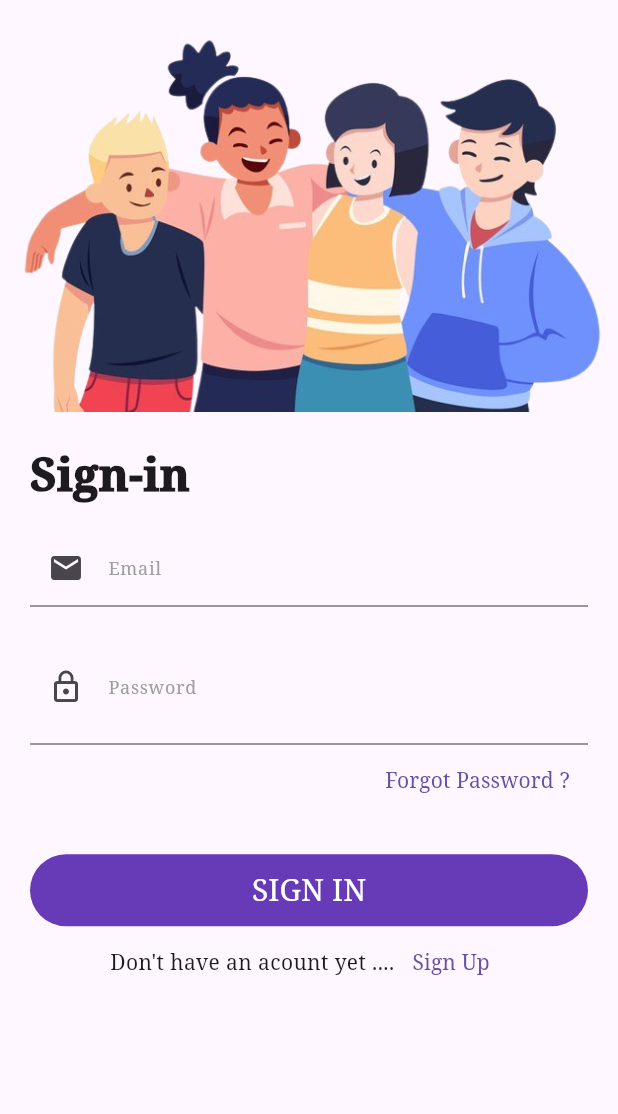
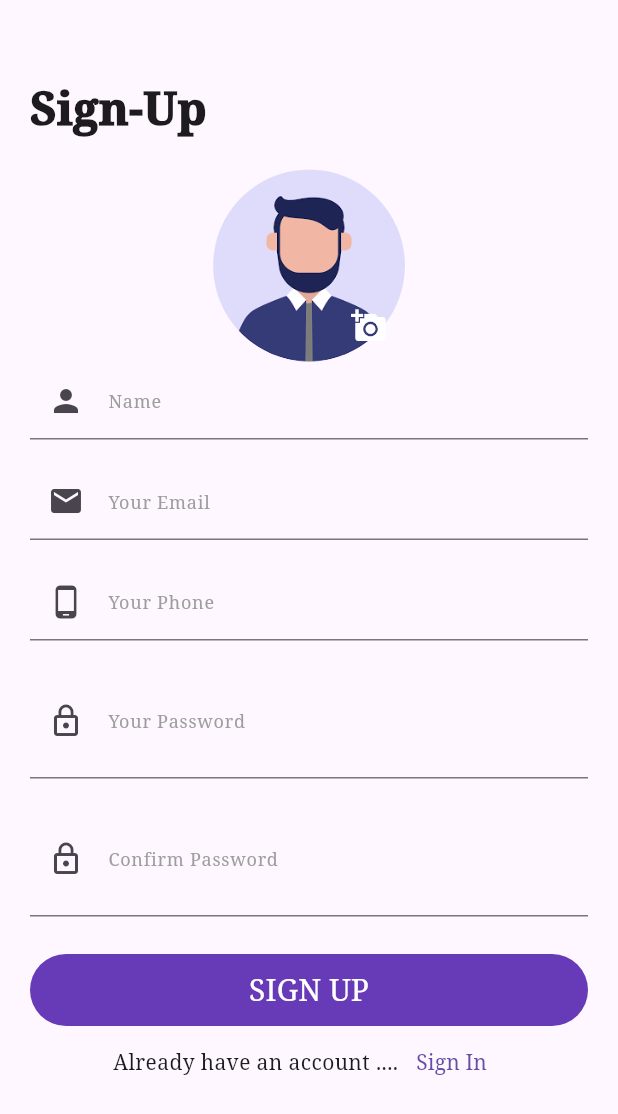
Before and after one commit to alaa2024Mandour/API_Testing_App, a Flutter app: the SignIn screen opened directly, after a tap on "Sign Up", on a phone screen of 412 x 824 dp. Shown: the top 1114 px of the screen. Run offline on Flutter 3.47's test engine with Material 3 defaults, Android fonts, the phone set to English and light mode, and no system bars; our stand-ins replace dio, flutter_bloc, image_picker, jwt_decoder, shared_preferences; accounts and stored records are empty.

Commit message:
complete signUp post logic

```diff
--- a/lib/core/API/end_points.dart
+++ b/lib/core/API/end_points.dart
@@ -1,6 +1,7 @@
 class EndPoints {
   static String basURL="https://food-api-omega.vercel.app/api/v1/",
-                logIn = "user/signin";
+                logIn = "user/signin",
+                signUp="user/signup";
 }
 
 
@@ -11,5 +12,11 @@ class ApiKeys {
                 password="password",
                 message="message",
                 token="token",
-                id="id";
+                id="id",
+                name="name",
+                phone="phone",
+                confirmPassword="confirmPassword",
+                location="location",
+                profilePic="profilePic";
+
 }
--- a/lib/cubit/cubit.dart
+++ b/lib/cubit/cubit.dart
@@ -2,28 +2,34 @@ import 'package:api_test/core/API/api_consumer.dart';
 import 'package:api_test/core/API/end_points.dart';
 import 'package:api_test/core/errors/Exceptions.dart';
 import 'package:api_test/models/logIn_model.dart';
+import 'package:api_test/models/signup_model.dart';
 import 'package:api_test/shared/cachHelper.dart';
-import 'package:bloc/bloc.dart';
-import 'package:flutter/cupertino.dart';
 import 'package:flutter/material.dart';
 import 'package:flutter_bloc/flutter_bloc.dart';
 import 'package:api_test/cubit/status.dart';
 import 'package:jwt_decoder/jwt_decoder.dart';
+import 'package:image_picker/image_picker.dart';
 
 
 class LoginCubit extends Cubit <LoginFormStatus> {
-  LoginCubit(this.API) : super(LoginInitialStatus());
-  final ApiConsumer API;
+  LoginCubit(this.api) : super(LoginInitialStatus());
+  final ApiConsumer api;
   static LoginCubit get(context) => BlocProvider.of(context);
 
-  //================ Controllers =================
+  //================ SignUp Controllers =================
+  var nameEmailController =TextEditingController();
+  var signUpEmailController =TextEditingController();
+  var signUpPassController =TextEditingController();
+  var signUpRePassController =TextEditingController();
+  var phoneEmailController =TextEditingController();
+
+  //================ SignIn Controllers =================
   var emailController =TextEditingController();
   var passController =TextEditingController();
-
   var formKey = GlobalKey<FormState>();
+  var signUpFormKey = GlobalKey<FormState>();
 
 //===========password login form ============
-
   IconData suffixIcon = Icons.visibility_off_outlined;
   bool isPassword = true;
 
@@ -33,11 +39,18 @@ class LoginCubit extends Cubit <LoginFormStatus> {
     emit(LoginChangePassStatus());
   }
 
+  //============== UploadImage Function ===============
+  XFile?  profilePicture ;
+   uploadImage(XFile image ) async{
+       profilePicture = image;
+       emit(SignUpGetProfileImage());
+   }
+  //=============== SignIn Logic ===============
   LogInModel? user;
   signIn() async{
     try {
       emit(LoginLoadingStatus());
-      final response = await API.post(
+      final response = await api.post(
           EndPoints.logIn,
           data: {
             ApiKeys.email:emailController.text,
@@ -51,8 +64,30 @@ class LoginCubit extends Cubit <LoginFormStatus> {
       emit(LoginSuccessStatus());
       print(response);
     } on ServerException catch (e) {
-      // TODO
       emit(LoginErrorStatus(e.errorModel.ErrorMessage));
     }
   }
+
+  signUp() async{
+    try {
+      emit(SignUpLoadingStatus());
+     final response = await api.post(
+          EndPoints.signUp,
+          isFormData: true,
+          data: {
+            ApiKeys.name : nameEmailController.text,
+            ApiKeys.email:signUpEmailController.text,
+            ApiKeys.phone:phoneEmailController.text,
+            ApiKeys.password:signUpPassController.text,
+            ApiKeys.confirmPassword:signUpRePassController.text,
+            ApiKeys.location:'{"name":"methalfa","address":"meet halfa","coordinates":[30.1572709,31.224779]}',
+          }
+      );
+     final signUpModel = SignUpModel.fromJson(response);
+      emit(SignUpSuccessStatus(successMessage: signUpModel.message));
+    } on ServerException catch (e) {
+      // TODO
+      emit(SignUpErrorStatus(e.errorModel.toString()));
+    }
+  }
 }
--- a/lib/cubit/status.dart
+++ b/lib/cubit/status.dart
@@ -14,3 +14,22 @@ class LoginErrorStatus extends LoginFormStatus {
 }
 
 class LoginChangePassStatus extends LoginFormStatus {}
+
+class SignUpGetProfileImage extends LoginFormStatus {}
+
+class SignUpInitialStatus extends LoginFormStatus {}
+
+class SignUpLoadingStatus extends LoginFormStatus {}
+
+class SignUpSuccessStatus extends LoginFormStatus {
+  final String successMessage ;
+
+  SignUpSuccessStatus({required this.successMessage});
+}
+
+class SignUpErrorStatus extends LoginFormStatus {
+  final String errorMessage ;
+
+  SignUpErrorStatus(this.errorMessage);
+
+}
--- /dev/null
+++ b/lib/models/signup_model.dart
@@ -0,0 +1,13 @@
+import '../core/API/end_points.dart';
+
+class SignUpModel{
+  final String message;
+
+  SignUpModel(this.message);
+
+  factory SignUpModel.fromJson(Map<String,dynamic>jsonData){
+    return SignUpModel(
+      jsonData[ApiKeys.message]
+    );
+  }
+}
--- a/lib/user/sign_in_screen.dart
+++ b/lib/user/sign_in_screen.dart
@@ -1,19 +1,23 @@
 import 'package:api_test/cubit/cubit.dart';
-import 'package:api_test/shared/componnent.dart';
+import 'package:api_test/shared/component.dart';
+import 'package:api_test/user/profile_screen.dart';
+import 'package:api_test/user/sign_up_screen.dart';
 import 'package:flutter/cupertino.dart';
 import 'package:flutter/material.dart';
 import 'package:flutter_bloc/flutter_bloc.dart';
 import '../cubit/status.dart';
 
 class SignIn extends StatelessWidget {
-
+  const SignIn({super.key});
   @override
   Widget build(BuildContext context) {
     return  BlocConsumer<LoginCubit,LoginFormStatus>(
         listener: (context, state) {
           if (state is LoginSuccessStatus){
             ScaffoldMessenger.of(context).showSnackBar(const SnackBar(content:Text("Success")));
-          }else if (state is LoginErrorStatus){
+            navegateAndFinish(context, const ProfileScreen());
+          }
+          else if (state is LoginErrorStatus) {
             ScaffoldMessenger.of(context).showSnackBar( SnackBar(content:Text(state.errorMessage)));
           }
         },
@@ -25,7 +29,7 @@ class SignIn extends StatelessWidget {
                 crossAxisAlignment: CrossAxisAlignment.start,
 
                 children: [
-                  Image(image: AssetImage('assets/images/friendship.png')),
+                  const Image(image: AssetImage('assets/images/friendship.png')),
                   Padding(
                     padding: const EdgeInsets.all(20.0),
                     child: Form(
@@ -33,11 +37,12 @@ class SignIn extends StatelessWidget {
                       child: Column(
                         crossAxisAlignment: CrossAxisAlignment.start,
                         children: [
-                          TextTitle(
+                          textTitle(
                             title: 'Sign-in',
                             size: 30,
                           ),
-                          SizedBox(height: 15,),
+                         const SizedBox(height: 15,),
+
                           defaultTextFormField(
                             controller: cubit.emailController,
                             type: TextInputType.emailAddress,
@@ -46,8 +51,7 @@ class SignIn extends StatelessWidget {
                             preFix: Icons.email,
                           ),
 
-                          SizedBox(height: 15,),
-
+                          const SizedBox(height: 15,),
 
                           defaultTextFormField(
                             controller: cubit.passController,
@@ -61,7 +65,7 @@ class SignIn extends StatelessWidget {
                               cubit.changePasswordVisibility();
                             },
                           ),
-                          Container(
+                           SizedBox(
                             width: double.infinity,
                             child: Column(
                               crossAxisAlignment: CrossAxisAlignment.end,
@@ -73,9 +77,10 @@ class SignIn extends StatelessWidget {
                             ),
                           ),
 
-                          SizedBox(height: 25,),
+                          const SizedBox(height: 25,),
 
-                          state is LoginLoadingStatus ? Center(child: CircularProgressIndicator())  : defaultButton(
+                          state is LoginLoadingStatus ? const Center(child: CircularProgressIndicator())
+                              : defaultButton(
                             text: 'Sign in',
                             function: (){
                               if(cubit.formKey.currentState!.validate()){
@@ -87,15 +92,16 @@ class SignIn extends StatelessWidget {
                           Row(
                             mainAxisAlignment: MainAxisAlignment.center,
                             children: [
-                              Text(
-                                "Don't have an acount yet ....",
+                              const Text(
+                                "Don't have an account yet ....",
                               ),
                               defaultTextButton(
-                                  function: (){},
+                                  function: (){
+                                    navigateTo(context,const SignUp());
+                                  },
                                   buttonlable: "Sign Up")
                             ],
                           )
-
                         ],
                       ),
                     ),
@@ -110,11 +116,11 @@ class SignIn extends StatelessWidget {
 }
 
 
-Widget TextTitle({
+Widget  textTitle({
   required String title,
   required double size,
 }) =>Text(
-  "${title}",
+  title,
   style: TextStyle(
     fontSize: size,
     fontWeight: FontWeight.w900,
--- /dev/null
+++ b/lib/user/sign_up_screen.dart
@@ -0,0 +1,165 @@
+import 'dart:io';
+import 'package:api_test/user/sign_in_screen.dart';
+import 'package:flutter/material.dart';
+import 'package:flutter_bloc/flutter_bloc.dart';
+import '../cubit/status.dart';
+import '../cubit/cubit.dart';
+import '../shared/component.dart';
+import 'package:image_picker/image_picker.dart';
+
+class SignUp extends StatelessWidget {
+  const SignUp({Key? key}) : super(key: key);
+
+  @override
+  Widget build(BuildContext context) {
+      return   BlocConsumer<LoginCubit,LoginFormStatus>(
+            listener: (context, state) {
+              if(state is SignUpSuccessStatus){
+                ScaffoldMessenger.of(context).showSnackBar(SnackBar(content:Text(state.successMessage)));
+              }
+              else if (state is SignUpErrorStatus){
+                ScaffoldMessenger.of(context).showSnackBar( SnackBar(content:Text(state.errorMessage)));
+              }
+            },
+            builder: (context, state) {
+              var cubit = LoginCubit.get(context);
+              return   Scaffold(
+                body:  Padding(
+                  padding: const EdgeInsets.only(top: 50.0 , left: 20, right: 20),
+                  child: SizedBox(
+                    width: double.infinity,
+                    child: SingleChildScrollView(
+                      child: Column(
+                        crossAxisAlignment: CrossAxisAlignment.start,
+                        mainAxisSize: MainAxisSize.max,
+                        children: [
+                          textTitle(
+                            title: 'Sign-Up',
+                            size: 30,
+                          ),
+                          const SizedBox(height:20 ,),
+                           Center(
+                            child: Stack(
+                              alignment: Alignment.bottomRight,
+                              children: [
+                                cubit.profilePicture==null?
+                                const CircleAvatar(
+                                  radius: 64,
+                                  backgroundImage: AssetImage("assets/images/avatar.png"),
+                                )
+                                    :CircleAvatar(
+                                  radius: 64,
+                                  backgroundImage: FileImage(File(cubit.profilePicture!.path)),
+                                ) ,
+                                Positioned(
+                                  child: IconButton(
+                                  onPressed: () {
+                                    ImagePicker().pickImage(source: ImageSource.gallery)
+                                        .then((value) => cubit.uploadImage(value!));
+
+                                  },
+                                  icon: const Icon( Icons.add_a_photo , color: Colors.white,),),)
+                              ],
+                            ),
+                          ),
+                          Form(
+                            key:cubit.signUpFormKey ,
+                            child: Column(
+                              crossAxisAlignment: CrossAxisAlignment.start,
+                              children: [
+                                defaultTextFormField(
+                                  controller: cubit.nameEmailController,
+                                  type: TextInputType.name,
+                                  hintText: 'Your Name',
+                                  labelText: 'Name',
+                                  preFix: Icons.person,
+                                ),
+                                const SizedBox(height: 15,),
+                                defaultTextFormField(
+                                  controller: cubit.signUpEmailController,
+                                  type: TextInputType.emailAddress,
+                                  hintText: 'Email Address',
+                                  labelText: 'Your Email',
+                                  preFix: Icons.email,
+                                ),
+
+                                const SizedBox(height: 15,),
+
+                                defaultTextFormField(
+                                  controller: cubit.phoneEmailController,
+                                  type: TextInputType.phone,
+                                  hintText:'Phone Number' ,
+                                  labelText: 'Your Phone',
+                                  preFix: Icons.phone_android,
+                                ),
+
+                                const SizedBox(height: 15,),
+
+                                defaultTextFormField(
+                                  controller: cubit.signUpPassController,
+                                  type: TextInputType.visiblePassword,
+                                  hintText: 'Password',
+                                  labelText: 'Your Password',
+                                  preFix: Icons.lock_outline,
+                                  isPassword: cubit.isPassword,
+                                  suFix:  cubit.suffixIcon,
+                                  suffixOnPressed: (){
+                                    cubit.changePasswordVisibility();
+                                  },
+                                ),
+
+                                const SizedBox(height: 15,),
+
+                                defaultTextFormField(
+                                  controller: cubit.signUpRePassController,
+                                  type: TextInputType.visiblePassword,
+                                  hintText: 'Confirm Password',
+                                  labelText: 'Confirm Password',
+                                  preFix: Icons.lock_outline,
+                                  isPassword: cubit.isPassword,
+                                  suFix:  cubit.suffixIcon,
+                                  suffixOnPressed: (){
+                                    cubit.changePasswordVisibility();
+                                  },
+                                ),
+
+                               const SizedBox(height: 25,),
+
+                                state is SignUpLoadingStatus
+                                    ?const Center(child: CircularProgressIndicator())
+                                    : defaultButton(
+                                  text: 'Sign Up',
+                                  function: (){
+                                    if(cubit.signUpFormKey.currentState!.validate()){
+                                      cubit.signUp();
+                                    }
+                                  },
+                                ),
+
+                                Row(
+                                  mainAxisAlignment: MainAxisAlignment.center,
+                                  children: [
+                                    const Text(
+                                      "Already have an account ....",
+                                    ),
+                                    defaultTextButton(
+                                        function: (){
+                                          navigateTo(context,SignIn());
+                                        },
+                                        buttonlable: "Sign In")
+                                  ],
+                                )
+                              ],
+                            ),
+                          ),
+
+                        ],
+                      ),
+                    ),
+                  ),
+                ),
+              );
+            }
+        );
+  }
+}
--- a/pubspec.yaml
+++ b/pubspec.yaml
@@ -45,6 +45,7 @@ dev_dependencies:
   carousel_slider: ^4.2.1
   dio: ^5.3.3
   jwt_decoder: ^2.0.1
+  image_picker: ^1.1.0
   shared_preferences: ^2.2.2
   # The "flutter_lints" package below contains a set of recommended lints to
   # encourage good coding practices. The lint set provided by the package is
```
Also changed, not shown: lib/shared/component.dart (renamed from lib/shared/componnent.dart, +14 -1 lines), lib/user/profile_screen.dart (+15 -0 lines), lib/user/sign_ip_screen.dart (deleted), pubspec.lock, 5 other files.
